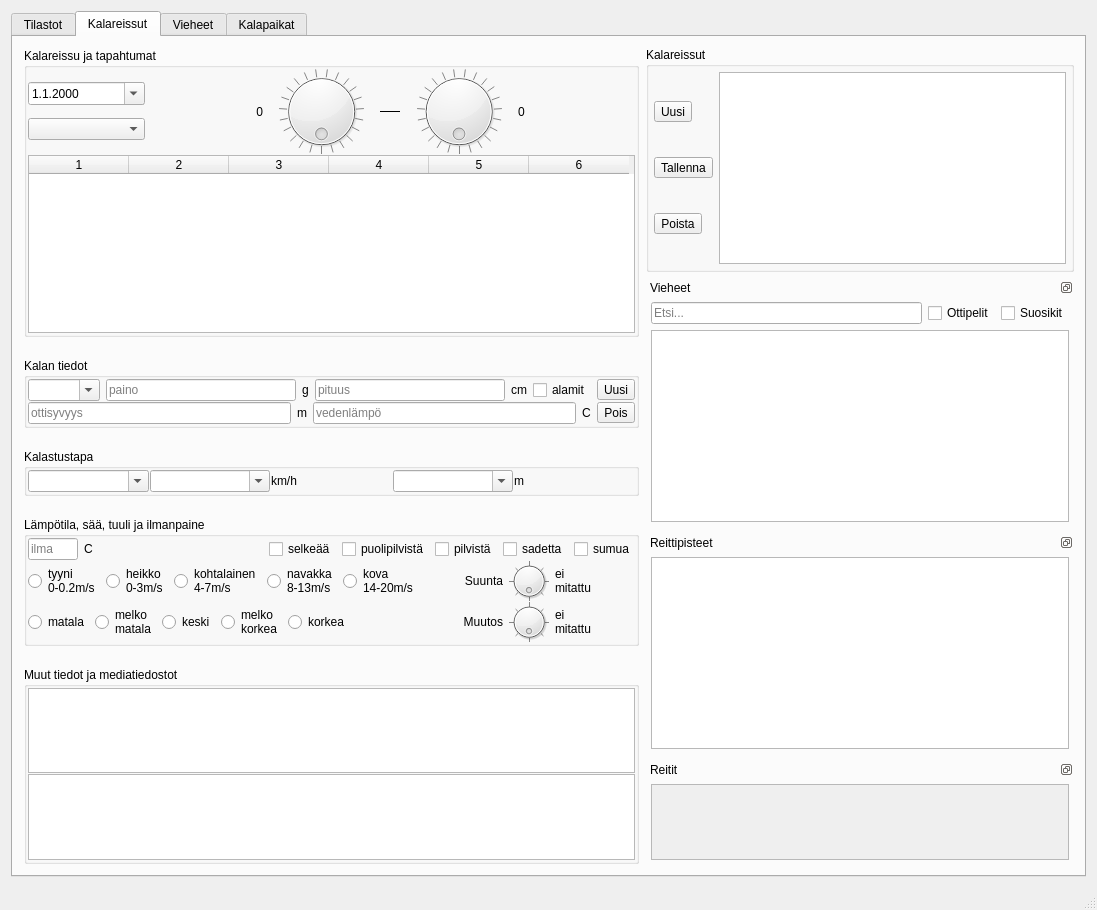
This is mainwindow.ui in samuliwritescode/uistelupaivakirja-desktop as Qt 5 draws it before an edit. The edited form follows.
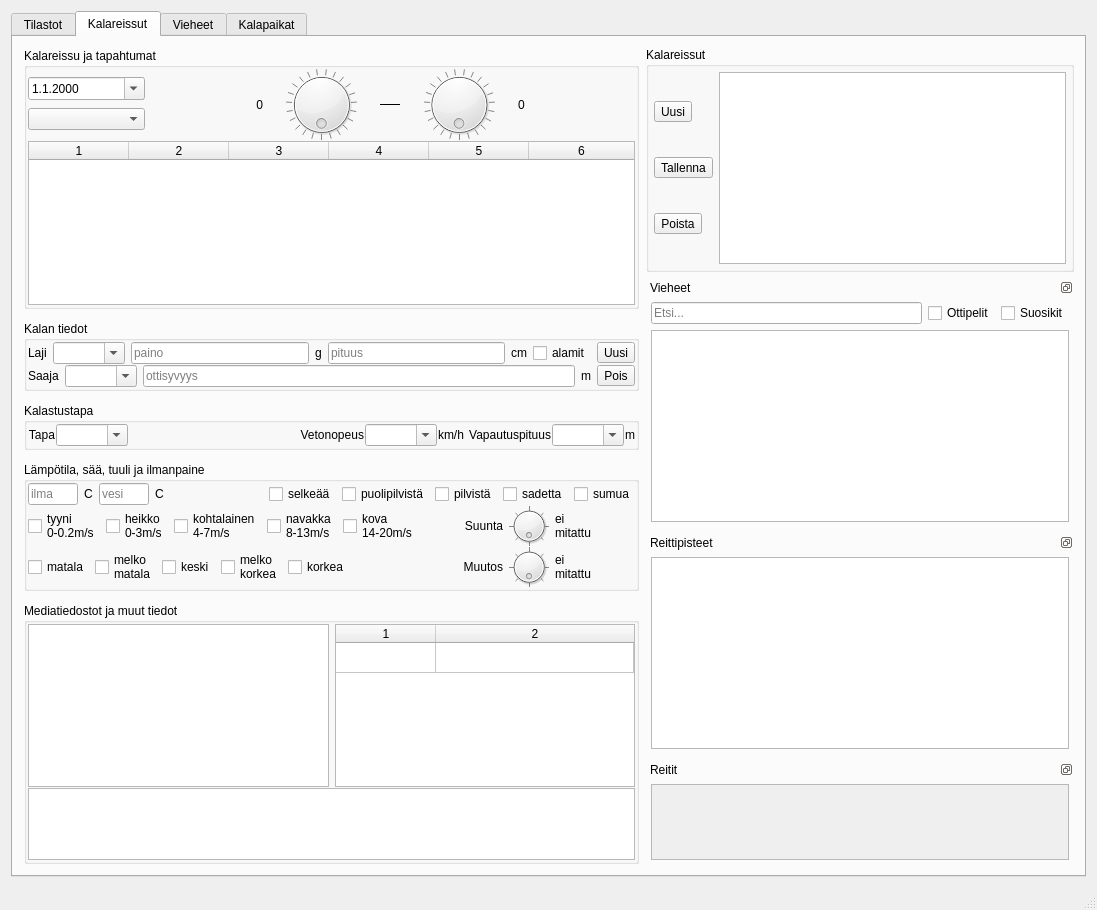
This is the edited form. Icons and pictures are not drawn.

Commit message: -Hiottu käyttöliittymää

```diff
--- a/mainwindow.ui
+++ b/mainwindow.ui
@@ -156,7 +156,7 @@
         <item>
          <layout class="QVBoxLayout" name="verticalLayout_4">
           <property name="spacing">
-           <number>21</number>
+           <number>12</number>
           </property>
           <property name="sizeConstraint">
            <enum>QLayout::SetNoConstraint</enum>
@@ -331,6 +331,9 @@
                <property name="columnCount">
                 <number>6</number>
                </property>
+               <attribute name="horizontalHeaderStretchLastSection">
+                <bool>true</bool>
+               </attribute>
                <attribute name="verticalHeaderDefaultSectionSize">
                 <number>20</number>
                </attribute>
@@ -368,6 +371,13 @@
                <property name="rightMargin">
                 <number>0</number>
                </property>
+               <item>
+                <widget class="QLabel" name="label_17">
+                 <property name="text">
+                  <string>Laji</string>
+                 </property>
+                </widget>
+               </item>
                <item>
                 <widget class="QComboBox" name="species">
                  <property name="editable">
@@ -464,6 +474,23 @@
                <property name="rightMargin">
                 <number>0</number>
                </property>
+               <item>
+                <widget class="QLabel" name="label_20">
+                 <property name="text">
+                  <string>Saaja</string>
+                 </property>
+                </widget>
+               </item>
+               <item>
+                <widget class="QComboBox" name="comboBox">
+                 <property name="whatsThis">
+                  <string>Saaja</string>
+                 </property>
+                 <property name="editable">
+                  <bool>true</bool>
+                 </property>
+                </widget>
+               </item>
                <item>
                 <widget class="QLineEdit" name="spotdepth">
                  <property name="placeholderText">
@@ -478,23 +505,6 @@
                  </property>
                 </widget>
                </item>
-               <item>
-                <widget class="QLineEdit" name="water_temp">
-                 <property name="text">
-                  <string/>
-                 </property>
-                 <property name="placeholderText">
-                  <string>vedenlämpö</string>
-                 </property>
-                </widget>
-               </item>
-               <item>
-                <widget class="QLabel" name="label_10">
-                 <property name="text">
-                  <string>C</string>
-                 </property>
-                </widget>
-               </item>
                <item>
                 <widget class="QToolButton" name="del_fish">
                  <property name="toolTip">
@@ -507,6 +517,12 @@
                   <iconset resource="resources.qrc">
                    <normaloff>:/res/list-remove.png</normaloff>:/res/list-remove.png</iconset>
                  </property>
+                 <property name="iconSize">
+                  <size>
+                   <width>16</width>
+                   <height>16</height>
+                  </size>
+                 </property>
                  <property name="shortcut">
                   <string>Del</string>
                  </property>
@@ -529,6 +545,16 @@
              <property name="margin">
               <number>1</number>
              </property>
+             <item>
+              <widget class="QLabel" name="label_15">
+               <property name="text">
+                <string>Tapa</string>
+               </property>
+               <property name="alignment">
+                <set>Qt::AlignRight|Qt::AlignTrailing|Qt::AlignVCenter</set>
+               </property>
+              </widget>
+             </item>
              <item>
               <widget class="QComboBox" name="method">
                <property name="editable">
@@ -536,6 +562,29 @@
                </property>
               </widget>
              </item>
+             <item>
+              <spacer name="horizontalSpacer_4">
+               <property name="orientation">
+                <enum>Qt::Horizontal</enum>
+               </property>
+               <property name="sizeHint" stdset="0">
+                <size>
+                 <width>40</width>
+                 <height>20</height>
+                </size>
+               </property>
+              </spacer>
+             </item>
+             <item>
+              <widget class="QLabel" name="label_9">
+               <property name="text">
+                <string>Vetonopeus</string>
+               </property>
+               <property name="alignment">
+                <set>Qt::AlignRight|Qt::AlignTrailing|Qt::AlignVCenter</set>
+               </property>
+              </widget>
+             </item>
              <item>
               <widget class="QComboBox" name="trolling_speed">
                <property name="editable">
@@ -546,7 +595,17 @@
              <item>
               <widget class="QLabel" name="label_4">
                <property name="text">
-                <string>km/h</string>
+                <string>km/h </string>
+               </property>
+              </widget>
+             </item>
+             <item>
+              <widget class="QLabel" name="label_14">
+               <property name="text">
+                <string>Vapautuspituus</string>
+               </property>
+               <property name="alignment">
+                <set>Qt::AlignRight|Qt::AlignTrailing|Qt::AlignVCenter</set>
                </property>
               </widget>
              </item>
@@ -607,6 +666,29 @@
                  </property>
                 </widget>
                </item>
+               <item>
+                <widget class="QLineEdit" name="water_temp">
+                 <property name="maximumSize">
+                  <size>
+                   <width>50</width>
+                   <height>16777215</height>
+                  </size>
+                 </property>
+                 <property name="text">
+                  <string/>
+                 </property>
+                 <property name="placeholderText">
+                  <string>vesi</string>
+                 </property>
+                </widget>
+               </item>
+               <item>
+                <widget class="QLabel" name="label_10">
+                 <property name="text">
+                  <string>C</string>
+                 </property>
+                </widget>
+               </item>
                <item>
                 <spacer name="horizontalSpacer">
                  <property name="orientation">
@@ -660,7 +742,7 @@
              <item>
               <layout class="QHBoxLayout" name="horizontalLayout_23">
                <item>
-                <widget class="QRadioButton" name="wind_calm">
+                <widget class="QCheckBox" name="wind_calm">
                  <property name="text">
                   <string>tyyni
 0-0.2m/s</string>
@@ -668,7 +750,7 @@
                 </widget>
                </item>
                <item>
-                <widget class="QRadioButton" name="wind_faint">
+                <widget class="QCheckBox" name="wind_faint">
                  <property name="text">
                   <string>heikko
 0-3m/s</string>
@@ -676,7 +758,7 @@
                 </widget>
                </item>
                <item>
-                <widget class="QRadioButton" name="wind_moderate">
+                <widget class="QCheckBox" name="wind_moderate">
                  <property name="text">
                   <string>kohtalainen
 4-7m/s</string>
@@ -684,7 +766,7 @@
                 </widget>
                </item>
                <item>
-                <widget class="QRadioButton" name="wind_brisk">
+                <widget class="QCheckBox" name="wind_brisk">
                  <property name="text">
                   <string>navakka
 8-13m/s</string>
@@ -692,7 +774,7 @@
                 </widget>
                </item>
                <item>
-                <widget class="QRadioButton" name="wind_hard">
+                <widget class="QCheckBox" name="wind_hard">
                  <property name="text">
                   <string>kova
 14-20m/s</string>
@@ -763,14 +845,14 @@
              <item>
               <layout class="QHBoxLayout" name="horizontalLayout_9">
                <item>
-                <widget class="QRadioButton" name="pressure_low">
+                <widget class="QCheckBox" name="pressure_low">
                  <property name="text">
                   <string>matala</string>
                  </property>
                 </widget>
                </item>
                <item>
-                <widget class="QRadioButton" name="pressure_mildlow">
+                <widget class="QCheckBox" name="pressure_mildlow">
                  <property name="text">
                   <string>melko
 matala</string>
@@ -778,14 +860,14 @@
                 </widget>
                </item>
                <item>
-                <widget class="QRadioButton" name="pressure_normal">
+                <widget class="QCheckBox" name="pressure_normal">
                  <property name="text">
                   <string>keski</string>
                  </property>
                 </widget>
                </item>
                <item>
-                <widget class="QRadioButton" name="pressure_mildhigh">
+                <widget class="QCheckBox" name="pressure_mildhigh">
                  <property name="text">
                   <string>melko
 korkea</string>
@@ -793,7 +875,7 @@
                 </widget>
                </item>
                <item>
-                <widget class="QRadioButton" name="pressure_high">
+                <widget class="QCheckBox" name="pressure_high">
                  <property name="text">
                   <string>korkea</string>
                  </property>
@@ -869,7 +951,7 @@
           <item>
            <widget class="QGroupBox" name="groupBox_6">
             <property name="title">
-             <string>Muut tiedot ja mediatiedostot</string>
+             <string>Mediatiedostot ja muut tiedot</string>
             </property>
             <layout class="QVBoxLayout" name="verticalLayout_7">
              <property name="spacing">
@@ -878,6 +960,48 @@
              <property name="margin">
               <number>1</number>
              </property>
+             <item>
+              <layout class="QHBoxLayout" name="horizontalLayout_10">
+               <item>
+                <widget class="QListWidget" name="fileslist">
+                 <property name="sizePolicy">
+                  <sizepolicy hsizetype="Expanding" vsizetype="Maximum">
+                   <horstretch>0</horstretch>
+                   <verstretch>0</verstretch>
+                  </sizepolicy>
+                 </property>
+                </widget>
+               </item>
+               <item>
+                <widget class="QTableWidget" name="tableWidget">
+                 <property name="maximumSize">
+                  <size>
+                   <width>300</width>
+                   <height>16777215</height>
+                  </size>
+                 </property>
+                 <property name="alternatingRowColors">
+                  <bool>true</bool>
+                 </property>
+                 <property name="rowCount">
+                  <number>1</number>
+                 </property>
+                 <property name="columnCount">
+                  <number>2</number>
+                 </property>
+                 <attribute name="horizontalHeaderStretchLastSection">
+                  <bool>true</bool>
+                 </attribute>
+                 <attribute name="verticalHeaderVisible">
+                  <bool>false</bool>
+                 </attribute>
+                 <row/>
+                 <column/>
+                 <column/>
+                </widget>
+               </item>
+              </layout>
+             </item>
              <item>
               <widget class="QTextEdit" name="misc">
                <property name="sizePolicy">
@@ -894,22 +1018,6 @@
                </property>
               </widget>
              </item>
-             <item>
-              <widget class="QListWidget" name="fileslist">
-               <property name="sizePolicy">
-                <sizepolicy hsizetype="Expanding" vsizetype="Maximum">
-                 <horstretch>0</horstretch>
-                 <verstretch>0</verstretch>
-                </sizepolicy>
-               </property>
-               <property name="maximumSize">
-                <size>
-                 <width>16777215</width>
-                 <height>100</height>
-                </size>
-               </property>
-              </widget>
-             </item>
             </layout>
            </widget>
           </item>
```
Left out of the diff: 2 changed lines with no effect on the pictures.
